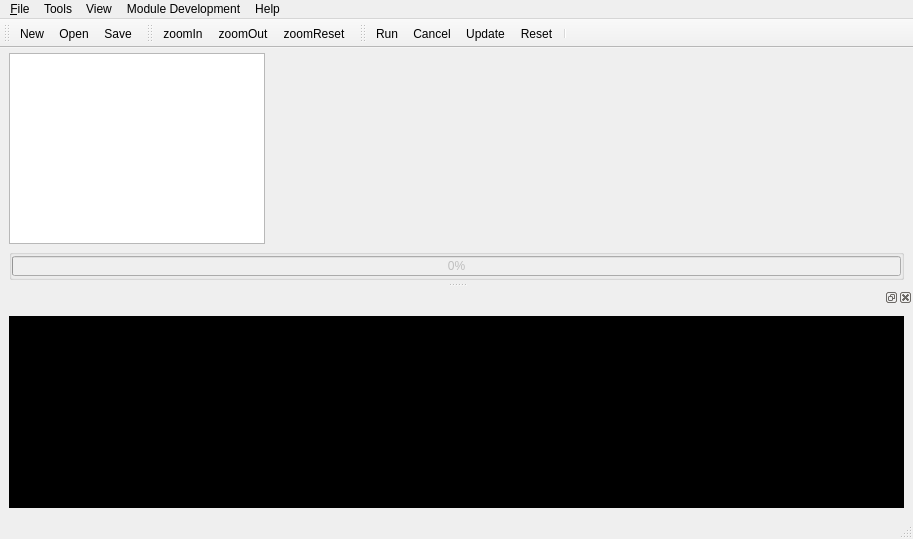
Qt form DynaMind-Gui/src/libdynamind-gui/dmmainwindow.ui (iut-ibk/DynaMind-ToolBox) before a commit.
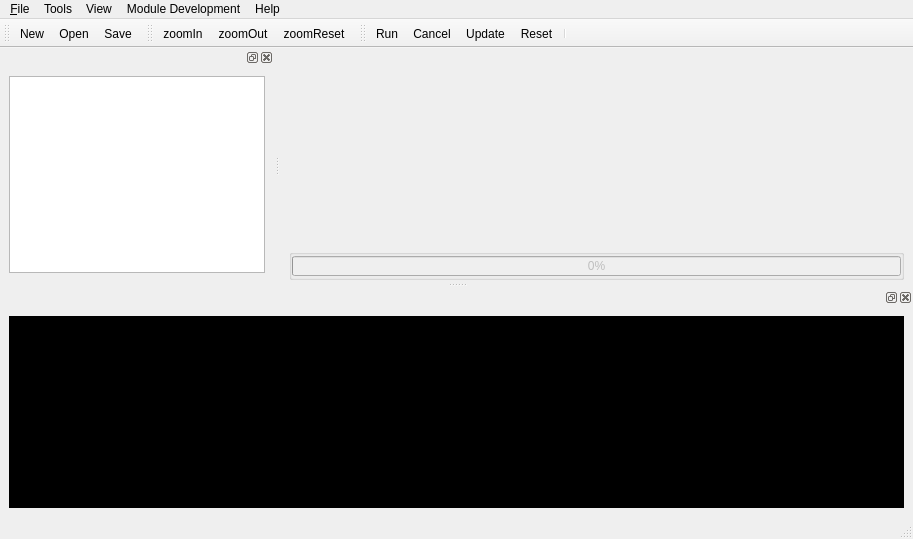
The same form after that commit. Icons and pictures are not drawn.

Commit message: side bar resizable

Patch:
```diff
--- a/DynaMind-Gui/src/libdynamind-gui/dmmainwindow.ui
+++ b/DynaMind-Gui/src/libdynamind-gui/dmmainwindow.ui
@@ -67,42 +67,6 @@
        <property name="bottomMargin">
         <number>0</number>
        </property>
-       <item>
-        <widget class="QTreeWidget" name="treeWidget">
-         <property name="sizePolicy">
-          <sizepolicy hsizetype="Fixed" vsizetype="Expanding">
-           <horstretch>0</horstretch>
-           <verstretch>0</verstretch>
-          </sizepolicy>
-         </property>
-         <property name="frameShape">
-          <enum>QFrame::StyledPanel</enum>
-         </property>
-         <property name="frameShadow">
-          <enum>QFrame::Plain</enum>
-         </property>
-         <property name="lineWidth">
-          <number>1</number>
-         </property>
-         <property name="dragEnabled">
-          <bool>true</bool>
-         </property>
-         <attribute name="headerVisible">
-          <bool>false</bool>
-         </attribute>
-         <attribute name="headerCascadingSectionResizes">
-          <bool>false</bool>
-         </attribute>
-         <attribute name="headerHighlightSections">
-          <bool>false</bool>
-         </attribute>
-         <column>
-          <property name="text">
-           <string notr="true">Modules</string>
-          </property>
-         </column>
-        </widget>
-       </item>
        <item>
         <widget class="QTabWidget" name="tabWidget_modelview">
          <property name="tabPosition">
@@ -731,6 +695,51 @@
    <addaction name="actionReset"/>
    <addaction name="separator"/>
   </widget>
+  <widget class="QDockWidget" name="dockWidget">
+   <attribute name="dockWidgetArea">
+    <number>1</number>
+   </attribute>
+   <widget class="QWidget" name="dockWidgetContents">
+    <layout class="QVBoxLayout" name="verticalLayout">
+     <item>
+      <widget class="QTreeWidget" name="treeWidget">
+       <property name="sizePolicy">
+        <sizepolicy hsizetype="Expanding" vsizetype="Expanding">
+         <horstretch>0</horstretch>
+         <verstretch>0</verstretch>
+        </sizepolicy>
+       </property>
+       <property name="frameShape">
+        <enum>QFrame::StyledPanel</enum>
+       </property>
+       <property name="frameShadow">
+        <enum>QFrame::Plain</enum>
+       </property>
+       <property name="lineWidth">
+        <number>1</number>
+       </property>
+       <property name="dragEnabled">
+        <bool>true</bool>
+       </property>
+       <attribute name="headerVisible">
+        <bool>false</bool>
+       </attribute>
+       <attribute name="headerCascadingSectionResizes">
+        <bool>false</bool>
+       </attribute>
+       <attribute name="headerHighlightSections">
+        <bool>false</bool>
+       </attribute>
+       <column>
+        <property name="text">
+         <string notr="true">Modules</string>
+        </property>
+       </column>
+      </widget>
+     </item>
+    </layout>
+   </widget>
+  </widget>
   <action name="actionRun">
    <property name="icon">
     <iconset resource="icons.qrc">
```
